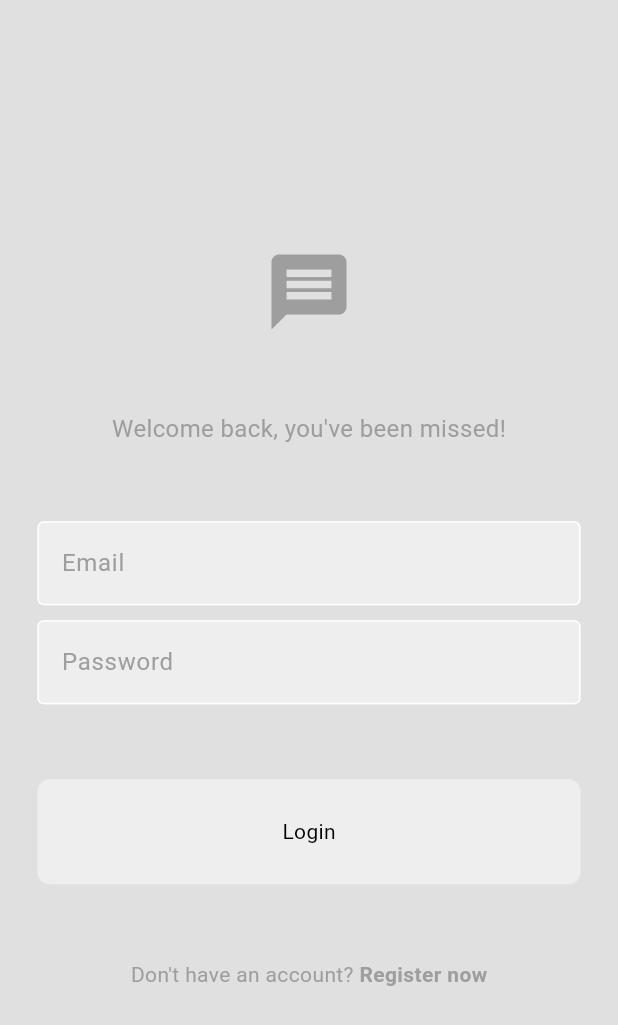
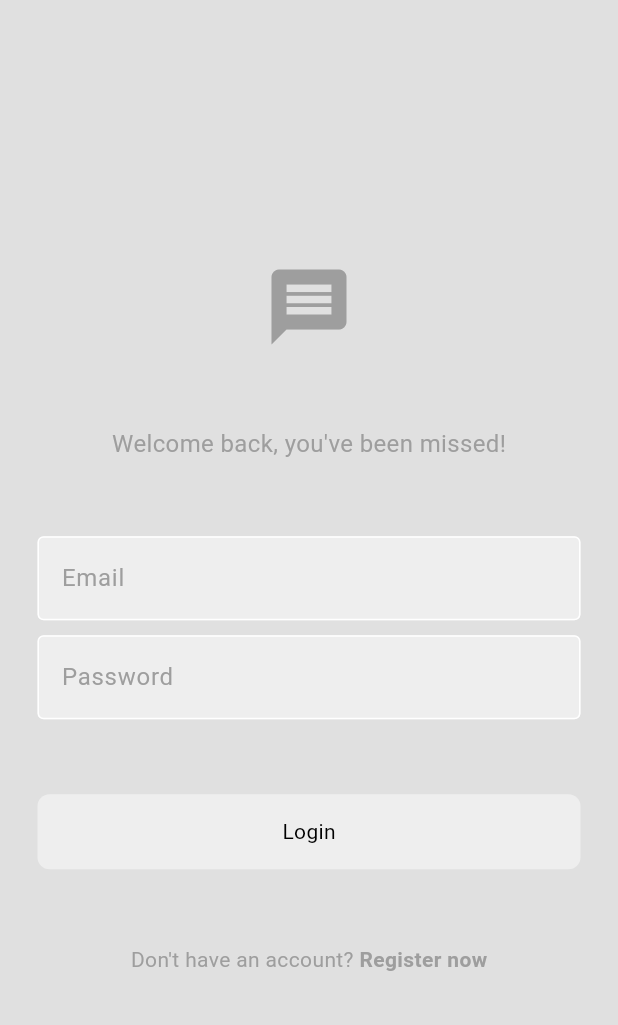
Before and after one commit to hdemiray/chatapp, a Flutter app: the screen it shows after launch, on a phone screen of 412 x 824 dp. Shown: the top 1025 px of the screen. Run offline on Flutter 3.47's test engine with Material 3 defaults, Android fonts, the phone set to English and light mode, and no system bars; our stand-ins replace firebase_auth, firebase_core; accounts and stored records are empty.

```diff
--- a/lib/components/my_button.dart
+++ b/lib/components/my_button.dart
@@ -19,7 +19,7 @@ class MyButton extends StatelessWidget {
           color: Theme.of(context).colorScheme.secondary,
           borderRadius: BorderRadius.circular(8),
         ),
-        padding: EdgeInsets.all(25),
+        padding: EdgeInsets.all(15),
         margin: EdgeInsets.all(25),
         child: Center(
           child: Text(text),
```
Also changed, not shown: 2 other files.
